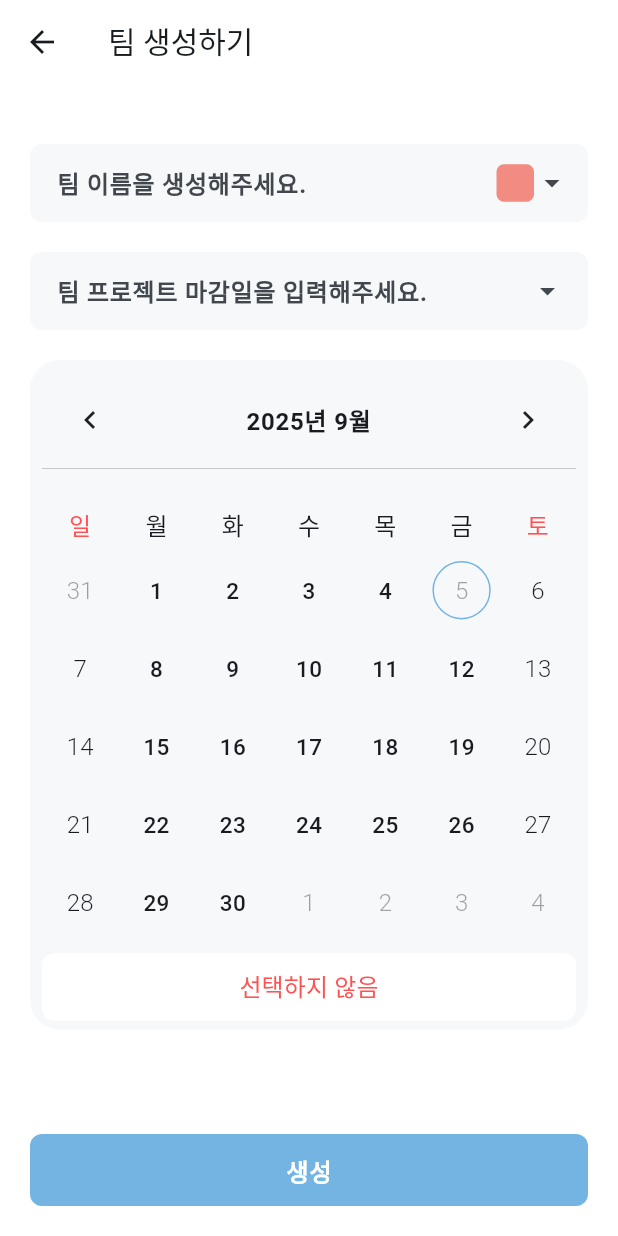
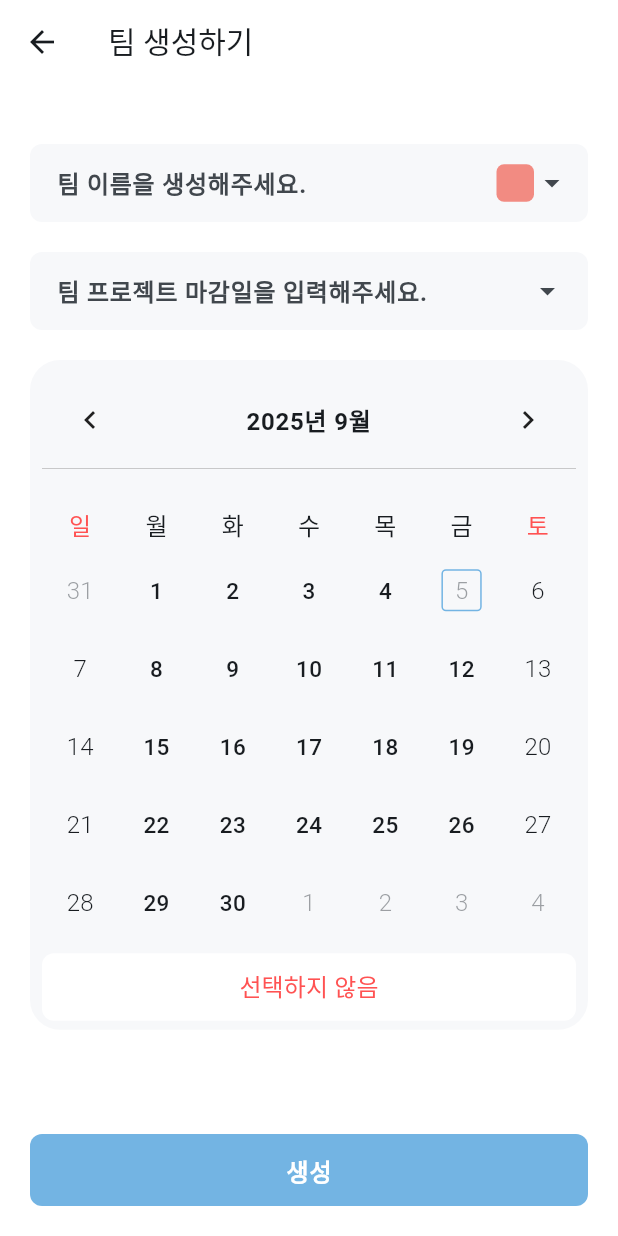
Before and after one commit to hyukjin0419/studyGroupFrontEnd, a Flutter app: the CreateStudyScreen screen opened by its route, after a tap on "팀 프로젝트 마감일을 입력해주세요.", on a phone screen of 412 x 824 dp. Run offline on Flutter 3.47's test engine with Material 3 defaults, Android fonts, the phone set to English and light mode, and no system bars; drawn by our look-alikes of table_calendar; our stand-ins replace firebase_core, firebase_messaging, flutter_local_notifications, flutter_secure_storage, go_router, material_symbols_icons and 2 more; missing offline and left inert: mobile_scanner; accounts and stored records are empty; Roboto replaces fonts that are missing (Pretendard); project files that could hold a hidden picture were left out.

Commit message:
팀생성하기 화면 스타일 수정

```diff
--- a/lib/screens/study_creation/study_create_screen.dart
+++ b/lib/screens/study_creation/study_create_screen.dart
@@ -115,7 +115,7 @@ class _CreateStudyScreenState extends State<CreateStudyScreen> {
               crossFadeState: _calendarOpen
                   ? CrossFadeState.showFirst
                   : CrossFadeState.showSecond,
-              duration: const Duration(milliseconds: 220),
+              duration: const Duration(milliseconds: 320),
               firstChild: Padding(
                 padding: const EdgeInsets.symmetric(horizontal: 20),
                 child: CalendarCard(
--- a/lib/screens/study_creation/widgets/calendar_card.dart
+++ b/lib/screens/study_creation/widgets/calendar_card.dart
@@ -66,14 +66,18 @@ class CalendarCard extends StatelessWidget {
               outsideDaysVisible: true,
               defaultDecoration: const BoxDecoration(shape: BoxShape.rectangle),
               todayDecoration: BoxDecoration(
-                shape: BoxShape.circle,
+                shape: BoxShape.rectangle,
                 border: Border.all(color: scheme.primary),
+                borderRadius: BorderRadius.circular(3),
               ),
               todayTextStyle: Theme.of(context).textTheme.titleSmall!.copyWith(color: scheme.onSurfaceVariant.withOpacity(0.5)),
               selectedDecoration: BoxDecoration(
                 color: scheme.primary,
-                shape: BoxShape.circle,
+                shape: BoxShape.rectangle,
+                borderRadius: BorderRadius.circular(3),
               ),
+              cellMargin: const EdgeInsets.all(12),
+              cellPadding: EdgeInsets.zero,
               outsideTextStyle: Theme.of(context).textTheme.titleSmall!.copyWith(color: scheme.onSurfaceVariant.withOpacity(0.5)),
               weekendTextStyle: Theme.of(context).textTheme.titleSmall!,
             ),
--- a/pubspec.yaml
+++ b/pubspec.yaml
@@ -47,6 +47,8 @@ dependencies:
   permission_handler: ^12.0.1
   table_calendar: ^3.2.0
   intl: ^0.20.2
+  lucide_icons: ^0.257.0
+  material_symbols_icons: ^4.2867.0
 
 dev_dependencies:
   flutter_test:
```
Also changed, not shown: lib/screens/study_creation/widgets/color_picker_sheet.dart (+17 -5 lines), pubspec.lock.
